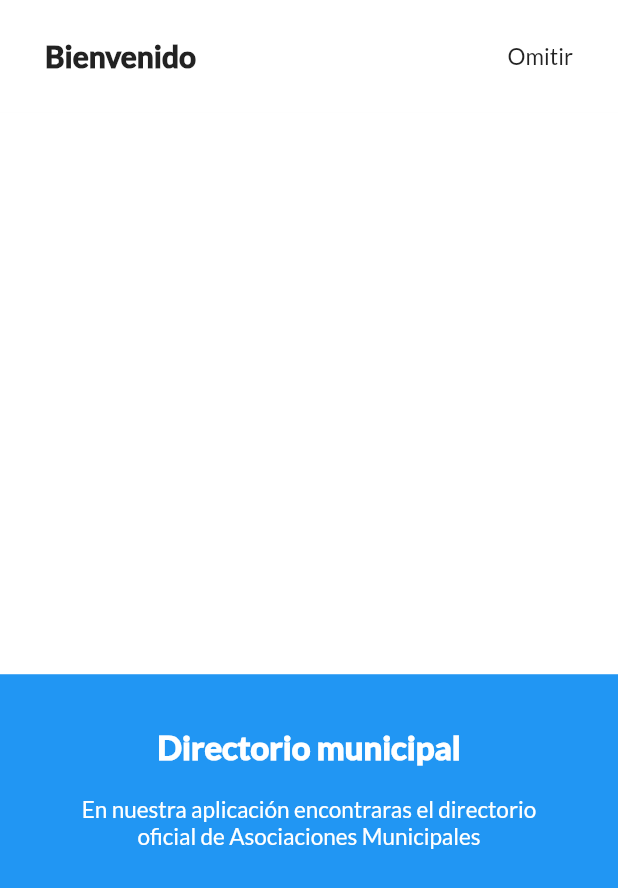
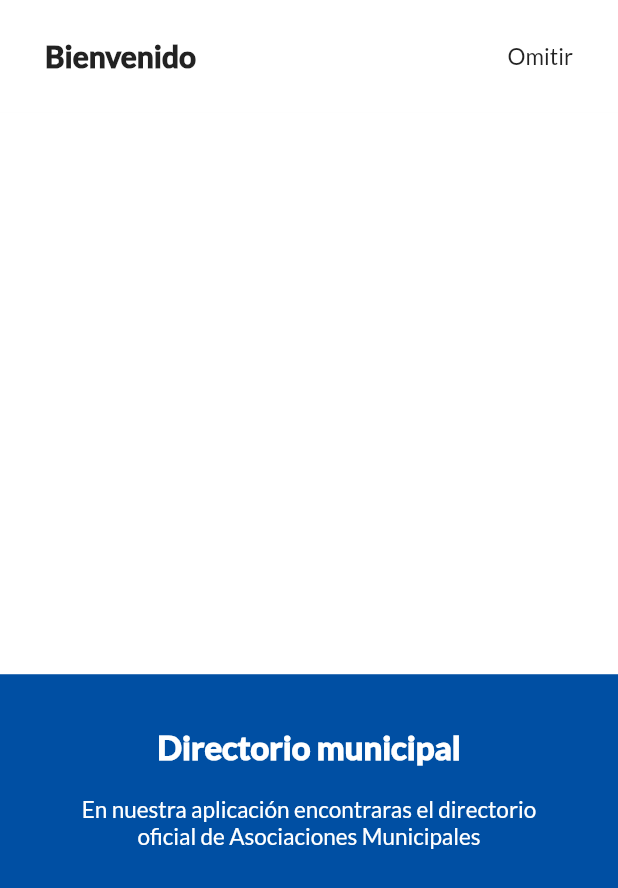
Before and after one commit to DarkAstaroth/FAM-Bolivia, a Flutter app: the screen it shows after launch, on a phone screen of 412 x 824 dp. Shown: the top 888 px of the screen. Run offline on Flutter 3.47's test engine with Material 2 defaults, Android fonts, the phone set to English and light mode, and no system bars.

Commit message:
se cambio el color del container por el color corporativo

```diff
--- a/lib/onboarding/Screens/onboarding-page.dart
+++ b/lib/onboarding/Screens/onboarding-page.dart
@@ -30,7 +30,7 @@ class _OnboardingPage extends State<OnboardingPage>{
           Expanded(
             child: Container(
               width: double.infinity,
-              color: Colors.blue,
+              color: Color(0XFF004FA3),
               child: Padding(
                 padding: EdgeInsets.only(top: 35),
                 child: Column(
```
